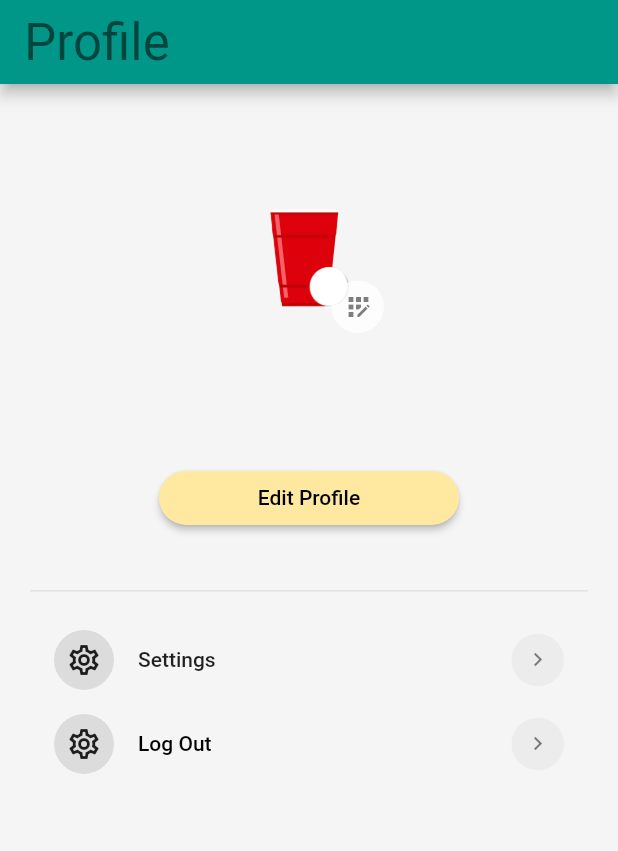
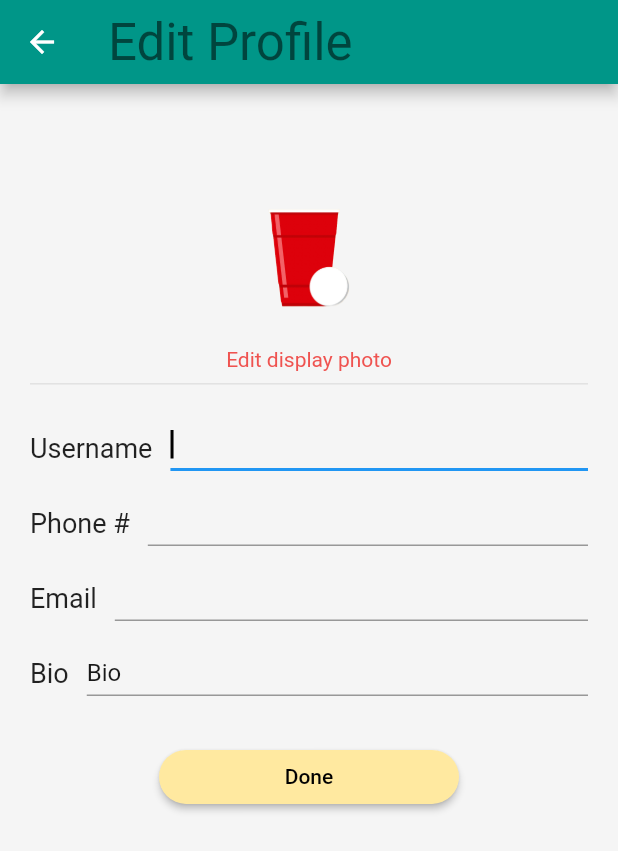
Before and after one commit to MovesAppTeam/Moves-App, a Flutter app: the UserProfile screen opened directly, after a tap on "Edit Profile", on a phone screen of 412 x 824 dp. Shown: the top 851 px of the screen. Run offline on Flutter 3.47's test engine with Material 2 defaults, Android fonts, the phone set to English and light mode, and no system bars; our stand-ins replace awesome_snackbar_content, email_validator, firebase_auth, firebase_core, geolocator, google_maps_flutter and 1 more; accounts and stored records are empty; network calls fail.

Commit message:
Added functionality to Edit Profile screen

```diff
--- a/application/lib/reusable_widgets/reusable_widget.dart
+++ b/application/lib/reusable_widgets/reusable_widget.dart
@@ -1,4 +1,5 @@
 import 'dart:math';
+import 'package:firebase_auth/firebase_auth.dart';
 import 'package:flutter/material.dart';
 import 'package:geolocator/geolocator.dart';
 import 'package:image_picker/image_picker.dart';
@@ -94,3 +95,56 @@ String imgRandom() {
   int r = min + rnd.nextInt(max - min);
   return imgList[r].toString();
 }
+
+Row editProfileListItem(BuildContext context, TextEditingController controller,
+    String text, String? placeholder, bool isBio, bool isPhone, bool isEmail) {
+  return Row(
+    children: <Widget>[
+      Text(text, style: TextStyle(fontSize: 18)),
+      const SizedBox(
+        width: 12,
+      ),
+      Flexible(
+          child: SizedBox(
+        height: 30,
+        child: TextField(
+          controller: controller,
+          obscureText: false,
+          enableSuggestions: false,
+          autofocus: true,
+          autocorrect: false,
+          cursorColor: Colors.black,
+          style: TextStyle(color: Colors.black.withOpacity(0.9)),
+          decoration: InputDecoration(
+            labelText: placeholder ?? "",
+            labelStyle: TextStyle(color: Colors.black.withOpacity(0.9)),
+            floatingLabelBehavior: FloatingLabelBehavior.never,
+          ),
+          keyboardType: !isPhone ? !isEmail ? TextInputType.multiline : TextInputType.emailAddress : TextInputType.number,
+          minLines: 1,
+          maxLines: !isBio ? 1 : 1,
+          onChanged: (value) {
+            TextSelection previousSelection = controller.selection;
+            controller.text = value;
+            controller.selection = previousSelection;
+          },
+        ),
+      ))
+    ],
+  );
+}
+
+Future pickImg() async {
+    final user = FirebaseAuth.instance.currentUser;
+    try {
+      final image = await ImagePicker().pickImage(source: ImageSource.gallery);
+
+      if (image == null) return;
+
+      final imageTemp = File(image.path);
+
+      return image.path;
+    } catch (error) {
+      print(error);
+    }
+  }
--- /dev/null
+++ b/application/lib/screens/profile/edit_profile_screen.dart
@@ -0,0 +1,269 @@
+import 'package:application/reusable_widgets/reusable_widget.dart';
+import 'package:application/screens/bottom_navigation.dart';
+import 'package:application/screens/profile/user_profile_screen.dart';
+import 'package:application/utils/color_utils.dart';
+import 'package:awesome_snackbar_content/awesome_snackbar_content.dart';
+import 'package:firebase_auth/firebase_auth.dart';
+import 'package:flutter/material.dart';
+import 'package:email_validator/email_validator.dart';
+import 'package:image_picker/image_picker.dart';
+
+class EditProfile extends StatefulWidget {
+  const EditProfile({super.key});
+
+  @override
+  State<EditProfile> createState() => _EditProfileState();
+}
+
+class _EditProfileState extends State<EditProfile> {
+  final user = FirebaseAuth.instance.currentUser;
+  TextEditingController _usernameTextController = TextEditingController();
+  TextEditingController _emailTextController = TextEditingController();
+  TextEditingController _bioTextController = TextEditingController();
+  TextEditingController _phoneTextController = TextEditingController();
+  TextEditingController _passwordTextController = TextEditingController();
+
+  @override
+  Widget build(BuildContext context) {
+    Widget okButton;
+
+    return Scaffold(
+      appBar: AppBar(
+        title:
+            Text("Edit Profile", style: Theme.of(context).textTheme.headline4),
+        backgroundColor: Colors.teal,
+      ),
+      body: Container(
+          width: MediaQuery.of(context).size.width,
+          height: MediaQuery.of(context).size.height,
+          color: Colors.grey.shade100,
+          child: SingleChildScrollView(
+              child: Padding(
+                  padding: EdgeInsets.fromLTRB(
+                      20, MediaQuery.of(context).size.height * 0.08, 20, 0),
+                  child: Column(
+                    children: [
+                      Stack(
+                        children: [
+                          SizedBox(
+                            width: 100,
+                            height: 100,
+                            child: ClipRRect(
+                                borderRadius: BorderRadius.circular(100),
+                                child: Image(
+                                  image: AssetImage(user!.photoURL ??
+                                      "assets/solo-cup-logo.png"),
+                                )),
+                          ),
+                        ],
+                      ),
+                      const SizedBox(
+                        height: 10,
+                      ),
+                      GestureDetector(
+                        onTap: () async {
+                          print("Image picker pressed");
+                                  final image = await ImagePicker()
+                                      .pickImage(source: ImageSource.gallery);
+                                  user!
+                                      .updatePhotoURL(image?.path)
+                                      .then((value) {
+                                    FirebaseAuth.instance.currentUser!.reload().then((value) {
+                                    Navigator.pushReplacement(
+                                            context,
+                                            MaterialPageRoute(
+                                                builder: (context) =>
+                                                    const EditProfile()))
+                                        .then((value) {
+                                    });
+                                  });
+                                  });
+                        },
+                        child: Text(
+                          "Edit display photo",
+                          style: Theme.of(context)
+                              .textTheme
+                              .bodyText2!
+                              .apply(color: Colors.red.shade400),
+                        ),
+                      ),
+                      const Divider(),
+                      const SizedBox(
+                        height: 20,
+                      ),
+                      editProfileListItem(context, _usernameTextController,
+                          "Username", user!.displayName, false, false, false),
+                      const SizedBox(
+                        height: 20,
+                      ),
+                      editProfileListItem(context, _phoneTextController,
+                          "Phone #", user!.phoneNumber, false, true, false),
+                      const SizedBox(
+                        height: 20,
+                      ),
+                      editProfileListItem(context, _emailTextController,
+                          "Email", user!.email, false, false, true),
+                      const SizedBox(
+                        height: 20,
+                      ),
+                      editProfileListItem(context, _bioTextController, "Bio",
+                          "Bio", true, false, false),
+                      const SizedBox(
+                        height: 30,
+                      ),
+                      SizedBox(
+                        width: 200,
+                        child: ElevatedButton(
+                          onPressed: () async {
+                            if (_usernameTextController.text == "") {
+                              _usernameTextController.text = user!.displayName!;
+                            }
+                            if (_emailTextController.text == "") {
+                              _emailTextController.text = user!.email!;
+                            }
+                            try {
+                              await user!
+                                  .updateDisplayName(
+                                      _usernameTextController.text)
+                                  .then((value) {
+                                FirebaseAuth.instance.currentUser!.reload();
+                              });
+                              if (EmailValidator.validate(
+                                      _emailTextController.text) ==
+                                  false) {
+                                ScaffoldMessenger.of(context)
+                                    .showSnackBar(SnackBar(
+                                  /// need to set following properties for best effect of awesome_snackbar_content
+                                  elevation: 0,
+                                  behavior: SnackBarBehavior.floating,
+                                  backgroundColor: Colors.transparent,
+                                  content: AwesomeSnackbarContent(
+                                    title: 'On Snap!',
+                                    message: "That email is not valid!",
+
+                                    /// change contentType to ContentType.success, ContentType.warning or ContentType.help for variants
+                                    contentType: ContentType.failure,
+                                  ),
+                                ));
+                              } else {
+                                showDialog(
+                                  context: context,
+                                  builder: (BuildContext context) {
+                                    return AlertDialog(
+                                      title: const Text(
+                                          "Enter Password to change Email"),
+                                      content: TextField(
+                                        controller: _passwordTextController,
+                                        obscureText: true,
+                                        enableSuggestions: false,
+                                        autofocus: false,
+                                        autocorrect: false,
+                                        cursorColor: Colors.black,
+                                        style: TextStyle(
+                                            color:
+                                                Colors.black.withOpacity(0.9)),
+                                        decoration: InputDecoration(
+                                          labelText: "Password",
+                                          labelStyle: TextStyle(
+                                              color: Colors.black
+                                                  .withOpacity(0.9)),
+                                          floatingLabelBehavior:
+                                              FloatingLabelBehavior.never,
+                                        ),
+                                        keyboardType: TextInputType.name,
+                                        minLines: 1,
+                                        maxLines: 1,
+                                        onChanged: (value) {
+                                          TextSelection previousSelection =
+                                              _passwordTextController.selection;
+                                          _passwordTextController.text = value;
+                                          _passwordTextController.selection =
+                                              previousSelection;
+                                        },
+                                      ),
+                                      actions: [
+                                        okButton = TextButton(
+                                          child: Text("OK"),
+                                          onPressed: () async {
+                                            AuthCredential credential =
+                                                EmailAuthProvider.credential(
+                                                    email: user!.email!,
+                                                    password:
+                                                        _passwordTextController
+                                                            .text);
+                                            await FirebaseAuth
+                                                .instance.currentUser!
+                                                .reauthenticateWithCredential(
+                                                    credential)
+                                                .onError((error, stackTrace) {
+                                                  // ignore: todo
+                                                  // TODO: do something if password is wrong
+                                                  ScaffoldMessenger.of(context)
+                                                      .showSnackBar(SnackBar(
+                                                    /// need to set following properties for best effect of awesome_snackbar_content
+                                                    elevation: 0,
+                                                    behavior: SnackBarBehavior.floating,
+                                                    backgroundColor: Colors.transparent,
+                                                    content: AwesomeSnackbarContent(
+                                                      title: 'On Snap!',
+                                                      message: "Incorrect Password! Try again.",
+
+                                                      /// change contentType to ContentType.success, ContentType.warning or ContentType.help for variants
+                                                      contentType: ContentType.failure,
+                                                    ),
+                                                  ));
+                                              throw NullThrownError();
+                                            }).then((value) async {
+                                              await user!
+                                                  .updateEmail(
+                                                      _emailTextController.text)
+                                                  .then((value) {
+                                                FirebaseAuth
+                                                    .instance.currentUser!
+                                                    .reload()
+                                                    .then((value) {
+                                                  Navigator.pushReplacement(
+                                                      context,
+                                                      MaterialPageRoute(
+                                                          builder: (context) =>
+                                                              const BottomNav())).then(
+                                                      (value) {
+                                                    setState() {
+                                                      user!.displayName ==
+                                                          _usernameTextController
+                                                              .text;
+                                                      user!.email ==
+                                                          _emailTextController
+                                                              .text;
+                                                    }
+                                                  });
+                                                });
+                                              });
+                                            });
+                                          },
+                                        )
+                                      ],
+                                    );
+                                  },
+                                );
+                              }
+
+                              //TODO: update user phone number
+
+                            } catch (error) {
+                              print(error);
+                            }
+                          },
+                          style: ElevatedButton.styleFrom(
+                              backgroundColor: hexStringToColor("FFE9A0"),
+                              side: BorderSide.none,
+                              shape: const StadiumBorder()),
+                          child: const Text("Done",
+                              style: TextStyle(color: Colors.black)),
+                        ),
+                      ),
+                    ],
+                  )))),
+    );
+  }
+}
--- a/application/lib/screens/profile/user_profile_screen.dart
+++ b/application/lib/screens/profile/user_profile_screen.dart
@@ -1,4 +1,6 @@
 import 'package:application/screens/Signin_screen.dart';
+import 'package:application/screens/bottom_navigation.dart';
+import 'package:application/screens/profile/edit_profile_screen.dart';
 import 'package:firebase_auth/firebase_auth.dart';
 import 'package:flutter/material.dart';
 import 'package:application/utils/color_utils.dart';
@@ -14,20 +16,6 @@ class UserProfile extends StatefulWidget {
 }
 
 class _UserProfileState extends State<UserProfile> {
-  Future pickImg() async {
-    final user = FirebaseAuth.instance.currentUser;
-    try {
-      final image = await ImagePicker().pickImage(source: ImageSource.gallery);
-
-      if (image == null) return;
-
-      final imageTemp = File(image.path);
-
-      return image.path;
-    } catch (error) {
-      print(error);
-    }
-  }
 
   @override
   Widget build(BuildContext context) {
@@ -72,14 +60,29 @@ class _UserProfileState extends State<UserProfile> {
                                 color: Colors.white.withOpacity(0.8),
                               ),
                               child: IconButton(
-                                icon: Icon(Icons.app_registration,
+                                icon: Icon(Icons.create_outlined,
                                     size: 20,
                                     color: Colors.black.withOpacity(0.5)),
                                 onPressed: () async {
                                   print("Image picker pressed");
                                   final image = await ImagePicker()
                                       .pickImage(source: ImageSource.gallery);
-                                  user.updatePhotoURL(image?.path);
+                                  user
+                                      .updatePhotoURL(image?.path)
+                                      .then((value) {
+                                    FirebaseAuth.instance.currentUser!.reload().then((value) {
+                                    Navigator.pushReplacement(
+                                            context,
+                                            MaterialPageRoute(
+                                                builder: (context) =>
+                                                    const BottomNav()))
+                                        .then((value) {
+                                      setState() {
+                                        user.photoURL == image?.path;
+                                      }
+                                    });
+                                  });
+                                  });
                                 },
                               ),
                             ),
@@ -99,7 +102,12 @@ class _UserProfileState extends State<UserProfile> {
                       SizedBox(
                         width: 200,
                         child: ElevatedButton(
-                          onPressed: () {},
+                          onPressed: () {
+                            Navigator.push(
+                                context,
+                                MaterialPageRoute(
+                                    builder: (context) => const EditProfile()));
+                          },
                           style: ElevatedButton.styleFrom(
                               backgroundColor: hexStringToColor("FFE9A0"),
                               side: BorderSide.none,
@@ -116,13 +124,18 @@ class _UserProfileState extends State<UserProfile> {
                         height: 10,
                       ),
                       ProfileListItem(
+                        title: "My Organizations",
+                        icon: Icons.assignment_outlined,
+                        onPress: () {},
+                      ),
+                      ProfileListItem(
                         title: "Settings",
                         icon: Icons.settings_outlined,
                         onPress: () {},
                       ),
                       ProfileListItem(
                         title: "Log Out",
-                        icon: Icons.settings_outlined,
+                        icon: Icons.web_asset_off_outlined,
                         textColor: Colors.black,
                         onPress: () {
                           FirebaseAuth.instance.signOut().then((value) {
@@ -167,8 +180,8 @@ class ProfileListItem extends StatelessWidget {
             borderRadius: BorderRadius.circular(100),
             color: Colors.black.withOpacity(0.1),
           ),
-          child: const Icon(
-            Icons.settings_outlined,
+          child: Icon(
+            icon,
             color: Colors.black87,
           )),
       title: Text(title,
--- a/application/pubspec.yaml
+++ b/application/pubspec.yaml
@@ -44,6 +44,7 @@ dependencies:
   path_provider: ^2.0.11
   google_maps_flutter: ^2.2.2
   geolocator: ^9.0.2
+  email_validator: ^2.1.17
 
 dev_dependencies:
   flutter_test:
```
Also changed, not shown: application/lib/screens/bottom_navigation.dart (+6 -1 lines), application/pubspec.lock, 2 other files.
